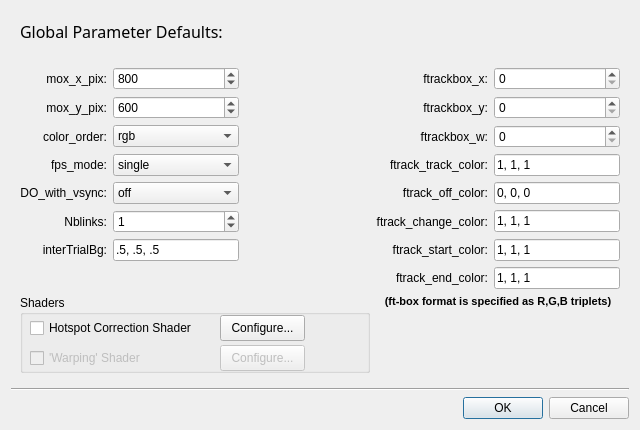
First picture: the form in ParamDefaultsWindow.ui, repository cculianu/StimulateOpenGL_II, before the edit.
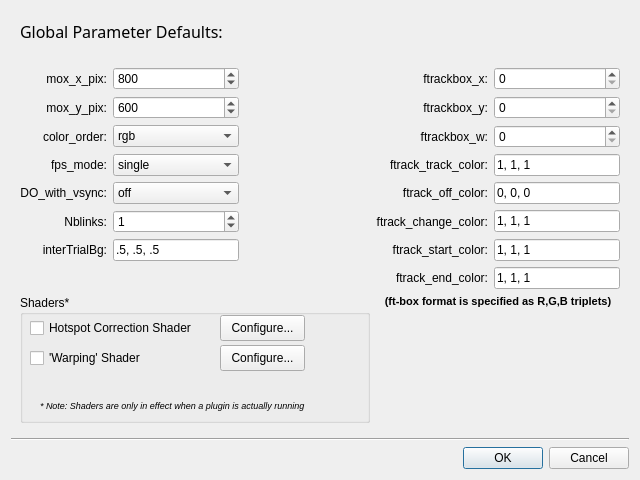
Second picture: the form after the edit.

Diff of the .ui file:
```diff
--- a/ParamDefaultsWindow.ui
+++ b/ParamDefaultsWindow.ui
@@ -7,7 +7,7 @@
     <x>0</x>
     <y>0</y>
     <width>640</width>
-    <height>430</height>
+    <height>480</height>
    </rect>
   </property>
   <property name="windowTitle">
@@ -404,7 +404,7 @@
       <item row="8" column="0" rowspan="2" colspan="3">
        <widget class="QGroupBox" name="groupBox">
         <property name="title">
-         <string>Shaders</string>
+         <string>Shaders*</string>
         </property>
         <widget class="QCheckBox" name="chk_hotspot">
          <property name="geometry">
@@ -421,7 +421,7 @@
         </widget>
         <widget class="QCheckBox" name="warpingChk">
          <property name="enabled">
-          <bool>false</bool>
+          <bool>true</bool>
          </property>
          <property name="geometry">
           <rect>
@@ -450,7 +450,7 @@
         </widget>
         <widget class="QPushButton" name="pushButton_2">
          <property name="enabled">
-          <bool>false</bool>
+          <bool>true</bool>
          </property>
          <property name="geometry">
           <rect>
@@ -464,6 +464,28 @@
           <string>Configure...</string>
          </property>
         </widget>
+        <widget class="QLabel" name="label_18">
+         <property name="geometry">
+          <rect>
+           <x>20</x>
+           <y>90</y>
+           <width>301</width>
+           <height>40</height>
+          </rect>
+         </property>
+         <property name="font">
+          <font>
+           <pointsize>7</pointsize>
+           <italic>true</italic>
+          </font>
+         </property>
+         <property name="text">
+          <string>* Note: Shaders are only in effect when a plugin is actually running</string>
+         </property>
+         <property name="wordWrap">
+          <bool>true</bool>
+         </property>
+        </widget>
        </widget>
       </item>
      </layout>
```
Left out of the diff: 2 changed lines with no effect on the pictures.
